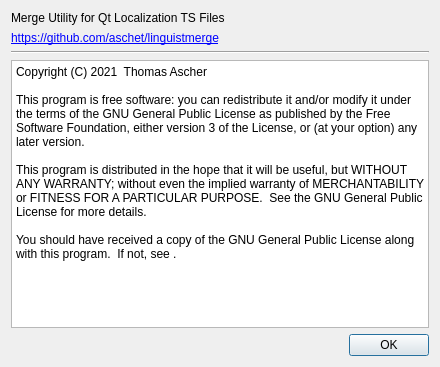
Before: the Qt Designer form linguistmerge/aboutdialog.ui in aschet/linguistmerge, drawn with Qt 5.
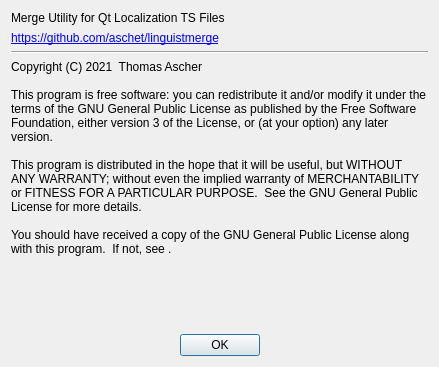
After: the same form once the commit is applied.

Commit message: redesigned about dialog

Patch:
```diff
--- a/linguistmerge/aboutdialog.ui
+++ b/linguistmerge/aboutdialog.ui
@@ -6,7 +6,7 @@
    <rect>
     <x>0</x>
     <y>0</y>
-    <width>440</width>
+    <width>439</width>
     <height>367</height>
    </rect>
   </property>
@@ -32,7 +32,7 @@
      <item>
       <widget class="QLabel" name="m_labelVersion">
        <property name="sizePolicy">
-        <sizepolicy hsizetype="Maximum" vsizetype="Preferred">
+        <sizepolicy hsizetype="Maximum" vsizetype="Maximum">
          <horstretch>0</horstretch>
          <verstretch>0</verstretch>
         </sizepolicy>
@@ -71,11 +71,14 @@
     </widget>
    </item>
    <item>
-    <widget class="QPlainTextEdit" name="m_editCopyright">
-     <property name="readOnly">
-      <bool>true</bool>
+    <widget class="QLabel" name="m_labelLicense">
+     <property name="sizePolicy">
+      <sizepolicy hsizetype="Preferred" vsizetype="Expanding">
+       <horstretch>0</horstretch>
+       <verstretch>0</verstretch>
+      </sizepolicy>
      </property>
-     <property name="plainText">
+     <property name="text">
       <string>Copyright (C) 2021  Thomas Ascher
 
 This program is free software: you can redistribute it and/or modify it under the terms of the GNU General Public License as published by the Free Software Foundation, either version 3 of the License, or (at your option) any later version.
@@ -84,6 +87,12 @@
 
 You should have received a copy of the GNU General Public License along with this program.  If not, see &lt;https://www.gnu.org/licenses/&gt;.</string>
      </property>
+     <property name="alignment">
+      <set>Qt::AlignLeading|Qt::AlignLeft|Qt::AlignTop</set>
+     </property>
+     <property name="wordWrap">
+      <bool>true</bool>
+     </property>
     </widget>
    </item>
    <item>
@@ -94,6 +103,9 @@
      <property name="standardButtons">
       <set>QDialogButtonBox::Ok</set>
      </property>
+     <property name="centerButtons">
+      <bool>true</bool>
+     </property>
     </widget>
    </item>
   </layout>
```
